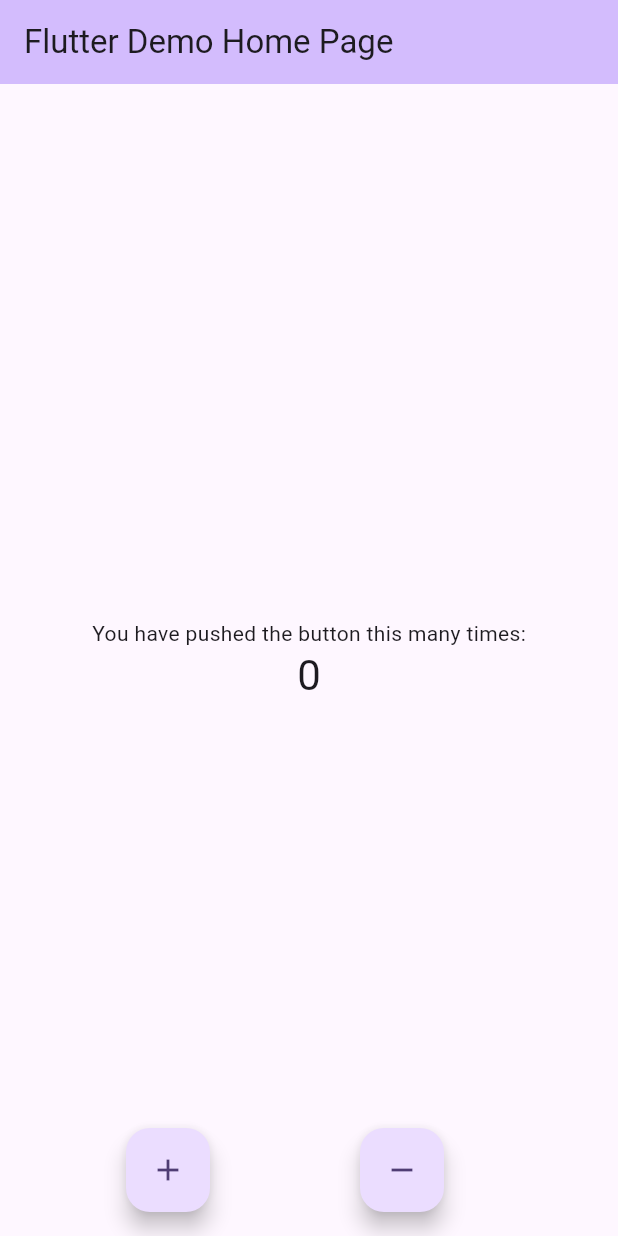
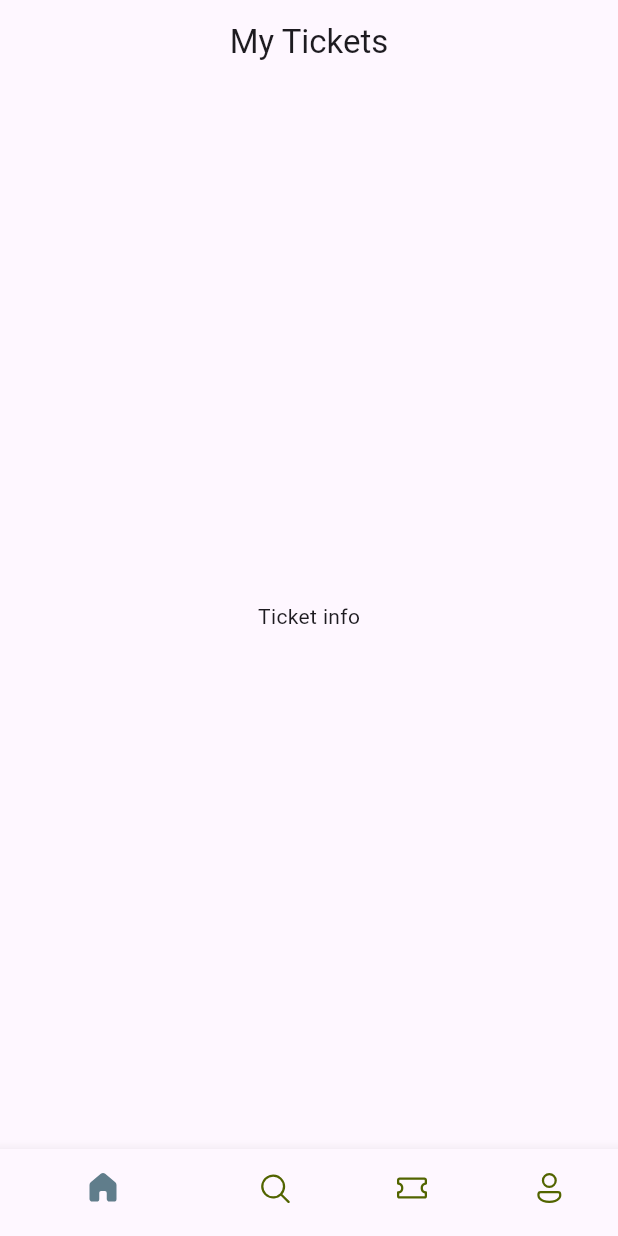
Before and after one commit to MasieJr/ticket_app, a Flutter app: the screen it shows after launch, on a phone screen of 412 x 824 dp. Run offline on Flutter 3.47's test engine with Material 3 defaults, Android fonts, the phone set to English and light mode, and no system bars; our stand-ins replace fluentui_icons.

Commit message:
Navbar implementation

```diff
--- /dev/null
+++ b/lib/base/bottom_nav_bar.dart
@@ -0,0 +1,48 @@
+import 'package:fluentui_icons/fluentui_icons.dart';
+import 'package:flutter/material.dart';
+
+class BottomNavBar extends StatefulWidget {
+  const BottomNavBar({super.key});
+
+  @override
+  State<BottomNavBar> createState() => _BottomNavBarState();
+}
+
+class _BottomNavBarState extends State<BottomNavBar> {
+  @override
+  Widget build(BuildContext context) {
+    return Scaffold(
+      appBar: AppBar(
+        title: const Center(
+          child: Text("My Tickets"),
+        ),
+      ),
+      body: const Center(
+        child: Text("Ticket info"),
+      ),
+      bottomNavigationBar: BottomNavigationBar(
+        selectedItemColor: Colors.blueGrey,
+        unselectedItemColor: const Color(0xFF526400),
+        showSelectedLabels: false,
+        items: const [
+          BottomNavigationBarItem(
+              icon: Icon(FluentSystemIcons.ic_fluent_home_regular),
+              activeIcon: Icon(FluentSystemIcons.ic_fluent_home_filled),
+              label: "Home"),
+          BottomNavigationBarItem(
+              icon: Icon(FluentSystemIcons.ic_fluent_search_regular),
+              activeIcon: Icon(FluentSystemIcons.ic_fluent_search_filled),
+              label: "Search"),
+          BottomNavigationBarItem(
+              icon: Icon(FluentSystemIcons.ic_fluent_ticket_regular),
+              activeIcon: Icon(FluentSystemIcons.ic_fluent_ticket_filled),
+              label: "Tickets"),
+          BottomNavigationBarItem(
+              icon: Icon(FluentSystemIcons.ic_fluent_person_regular),
+              activeIcon: Icon(FluentSystemIcons.ic_fluent_person_filled),
+              label: "Profile")
+        ],
+      ),
+    );
+  }
+}
--- a/lib/main.dart
+++ b/lib/main.dart
@@ -1,4 +1,5 @@
 import 'package:flutter/material.dart';
+import 'package:ticket_app/base/bottom_nav_bar.dart';
 
 void main() {
   runApp(const MyApp());
@@ -9,75 +10,6 @@ class MyApp extends StatelessWidget {
 
   @override
   Widget build(BuildContext context) {
-    return MaterialApp(
-      title: 'Flutter Demo',
-      theme: ThemeData(
-        colorScheme: ColorScheme.fromSeed(seedColor: Colors.deepPurple),
-        useMaterial3: true,
-      ),
-      home: const MyHomePage(title: 'Flutter Demo Home Page'),
-    );
+    return MaterialApp(home: BottomNavBar());
   }
 }
-
-class MyHomePage extends StatefulWidget {
-  const MyHomePage({super.key, required this.title});
-  final String title;
-
-  @override
-  State<MyHomePage> createState() => _MyHomePageState();
-}
-
-class _MyHomePageState extends State<MyHomePage> {
-  int _counter = 0;
-
-  void _incrementCounter() {
-    setState(() {
-      _counter++;
-    });
-  }
-
-  void _decrementCounter() {
-    setState(() {
-      _counter--;
-    });
-  }
-
-  @override
-  Widget build(BuildContext context) {
-    return Scaffold(
-        appBar: AppBar(
-          backgroundColor: Theme.of(context).colorScheme.inversePrimary,
-          title: Text(widget.title),
-        ),
-        body: Center(
-          child: Column(
-            mainAxisAlignment: MainAxisAlignment.center,
-            children: <Widget>[
-              const Text(
-                'You have pushed the button this many times:',
-              ),
-              Text(
-                '$_counter',
-                style: Theme.of(context).textTheme.headlineMedium,
-              ),
-            ],
-          ),
-        ),
-        floatingActionButton: Row(
-          mainAxisAlignment: MainAxisAlignment.spaceEvenly,
-          children: [
-            FloatingActionButton(
-              onPressed: _incrementCounter,
-              tooltip: 'Increment',
-              child: const Icon(Icons.add),
-            ),
-            FloatingActionButton(
-              onPressed: _decrementCounter,
-              tooltip: 'Decrement',
-              child: const Icon(Icons.remove),
-            ),
-          ],
-        ));
-  }
-}
--- a/pubspec.yaml
+++ b/pubspec.yaml
@@ -35,6 +35,7 @@ dependencies:
   # The following adds the Cupertino Icons font to your application.
   # Use with the CupertinoIcons class for iOS style icons.
   cupertino_icons: ^1.0.6
+  fluentui_icons: ^1.0.0
 
 dev_dependencies:
   flutter_test:
```
Also changed, not shown: pubspec.lock.
